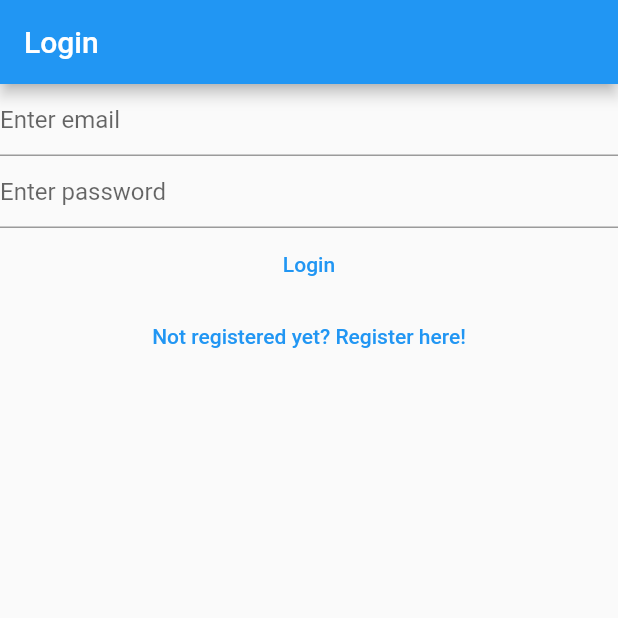
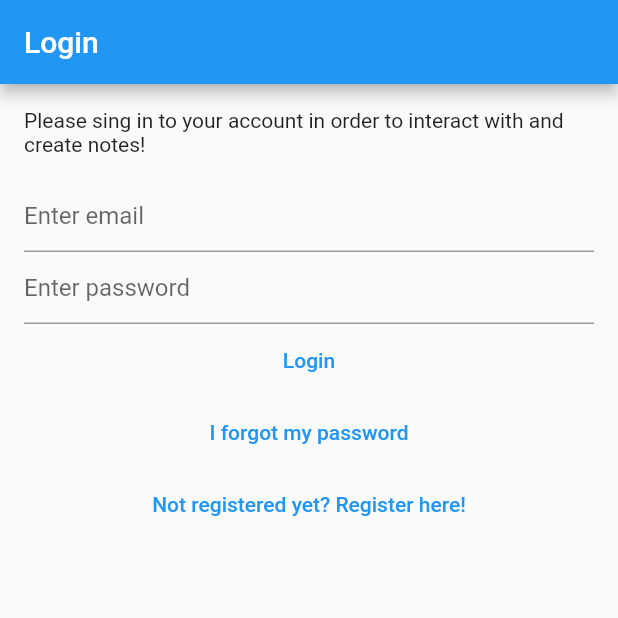
Before and after one commit to Glebosik/littlenotes, a Flutter app: the screen it shows after launch, on a phone screen of 412 x 824 dp, the top half of it. Run offline on Flutter 3.47's test engine with Material 2 defaults, Android fonts, the phone set to English and light mode, and no system bars; our stand-ins replace bloc, cloud_firestore, equatable, firebase_auth, firebase_core, flutter_bloc and 2 more; accounts and stored records are empty.

Commit message:
Add password recovery

```diff
--- a/lib/services/auth/auth_provider.dart
+++ b/lib/services/auth/auth_provider.dart
@@ -13,4 +13,5 @@
   });
   Future<void> signOut();
   Future<void> sendEmailVerification();
+  Future<void> sendPasswordReset({required String toEmail});
 }
--- a/lib/services/auth/auth_service.dart
+++ b/lib/services/auth/auth_service.dart
@@ -40,4 +40,8 @@
 
   @override
   Future<void> sendEmailVerification() => provider.sendEmailVerification();
+
+  @override
+  Future<void> sendPasswordReset({required String toEmail}) =>
+      provider.sendPasswordReset(toEmail: toEmail);
 }
--- a/lib/services/auth/bloc/auth_state.dart
+++ b/lib/services/auth/bloc/auth_state.dart
@@ -4,9 +4,11 @@
 abstract class AuthState {
   final bool isLoading;
   final String? loadingText;
+  final Exception? exception;
   const AuthState({
     required this.isLoading,
     this.loadingText = 'Loading...',
+    this.exception,
   });
 }
 
@@ -24,11 +26,10 @@
 }
 
 class AuthStateSigningUp extends AuthState {
-  final Exception? exception;
   const AuthStateSigningUp({
-    required this.exception,
     required bool isLoading,
-  }) : super(isLoading: isLoading);
+    Exception? exception,
+  }) : super(isLoading: isLoading, exception: exception);
 }
 
 class AuthStateNeedsVerification extends AuthState {
@@ -37,26 +38,28 @@
 }
 
 class AuthStateSignedOut extends AuthState with EquatableMixin {
-  final Exception? exception;
   const AuthStateSignedOut({
-    required this.exception,
     required bool isLoading,
     String? loadingText,
+    Exception? exception,
   }) : super(
           isLoading: isLoading,
           loadingText: loadingText,
+          exception: exception,
         );
 
   @override
   List<Object?> get props => [exception, isLoading];
 }
 
-class AuthStateForgotPassword extends AuthState {
-  final Exception? exception;
+class AuthStateForgotPassword extends AuthState with EquatableMixin {
   final bool hasSentEmail;
   const AuthStateForgotPassword({
-    required this.exception,
     required this.hasSentEmail,
     required bool isLoading,
-  }) : super(isLoading: isLoading);
+    Exception? exception,
+  }) : super(isLoading: isLoading, exception: exception);
+
+  @override
+  List<Object?> get props => [exception, hasSentEmail, isLoading];
 }
--- /dev/null
+++ b/lib/utilities/dialogs/password_reset_email_sent_dialog.dart
@@ -0,0 +1,14 @@
+import 'package:flutter/cupertino.dart';
+import 'package:littlenotes/utilities/dialogs/generic_dialog.dart';
+
+Future<void> showPasswordResetSendDialog(BuildContext context) {
+  return showGenericDialog(
+    context: context,
+    title: 'Password Reset',
+    content:
+        'We have now sent you a password reset link. Please check your email for more information. ',
+    optionsBuilder: () => {
+      'OK': null,
+    },
+  );
+}
--- a/lib/views/home_page.dart
+++ b/lib/views/home_page.dart
@@ -3,6 +3,7 @@
 import 'package:littlenotes/helpers/loading/loading_screen.dart';
 import 'package:littlenotes/services/auth/bloc/auth_bloc.dart';
 import 'package:littlenotes/views/login_view.dart';
+import 'package:littlenotes/views/notes/forgot_password_view.dart';
 import 'package:littlenotes/views/notes/notes_view.dart';
 import 'package:littlenotes/views/register_view.dart';
 
@@ -11,17 +12,19 @@
 
   @override
   Widget build(BuildContext context) {
-    context.read<AuthBloc>().add(const AuthEventInitialize());
-    return BlocConsumer<AuthBloc, AuthState>(listener: ((context, state) {
-      if (state.isLoading) {
+    return BlocConsumer<AuthBloc, AuthState>(
+      listener: ((context, state) {
+        //TODO: Fix loading screens breaking the transaction between views
+        /*if (state.isLoading && state.exception == null) {
           LoadingScreen().show(
             context: context,
             text: state.loadingText ?? 'Loading...',
           );
         } else {
           LoadingScreen().hide();
-      }
-    }), builder: ((context, state) {
+        }*/
+      }),
+      builder: ((context, state) {
         if (state is AuthStateSignedIn) {
           return const NotesView();
         } else if (state is AuthStateNeedsVerification) {
@@ -35,6 +38,8 @@
           return const SignInView();
         } else if (state is AuthStateSigningUp) {
           return const RegisterView();
+        } else if (state is AuthStateForgotPassword) {
+          return const ForgotPasswordView();
         } else {
           return const Scaffold(
             body: Center(
@@ -42,6 +47,7 @@
             ),
           );
         }
-    }));
+      }),
+    );
   }
 }
--- a/lib/views/login_view.dart
+++ b/lib/views/login_view.dart
@@ -3,7 +3,6 @@
 import 'package:littlenotes/services/auth/auth_exceptions.dart';
 import 'package:littlenotes/services/auth/bloc/auth_bloc.dart';
 import 'package:littlenotes/utilities/dialogs/error_dialog.dart';
-import 'package:littlenotes/utilities/dialogs/loading_dialog.dart';
 
 class SignInView extends StatefulWidget {
   const SignInView({Key? key}) : super(key: key);
@@ -36,7 +35,8 @@
       listener: (context, state) async {
         if (state is AuthStateSignedOut) {
           if (state.exception is UserNotFoundAuthException) {
-            await showErrorDialog(context, 'User not found');
+            await showErrorDialog(
+                context, 'Cannot find a user with the entered credentials!');
           } else if (state.exception is WrongPasswordAuthException) {
             await showErrorDialog(context, 'Wrong credentials');
           } else if (state.exception is GenericAuthException) {
@@ -48,8 +48,15 @@
         appBar: AppBar(
           title: const Text('Login'),
         ),
-        body: Column(
+        body: Padding(
+          padding: const EdgeInsets.all(16.0),
+          child: Column(
             children: [
+              const Padding(
+                padding: EdgeInsets.only(bottom: 16.0),
+                child: Text(
+                    'Please sing in to your account in order to interact with and create notes!'),
+              ),
               TextField(
                 controller: _email,
                 enableSuggestions: false,
@@ -83,6 +90,12 @@
               ),
               TextButton(
                 onPressed: () {
+                  context.read<AuthBloc>().add(const AuthEventForgotPassword());
+                },
+                child: const Text('I forgot my password'),
+              ),
+              TextButton(
+                onPressed: () {
                   context.read<AuthBloc>().add(const AuthEventShouldSignUp());
                 },
                 child: const Text('Not registered yet? Register here!'),
@@ -90,6 +103,7 @@
             ],
           ),
         ),
+      ),
     );
   }
 }
--- a/lib/views/notes/notes_view.dart
+++ b/lib/views/notes/notes_view.dart
@@ -1,5 +1,3 @@
-import 'dart:developer';
-
 import 'package:flutter/material.dart';
 import 'package:flutter_bloc/flutter_bloc.dart';
 import 'package:littlenotes/constatnts/routes.dart';
@@ -42,7 +40,6 @@
             ),
             PopupMenuButton<MenuAction>(
               onSelected: (value) async {
-                log(value.toString());
                 switch (value) {
                   case MenuAction.signout:
                     final shouldLogout = await showSignOutDialog(context);
```
Also changed, not shown: lib/helpers/loading/loading_screen.dart (+5 -6 lines), lib/main.dart (+16 -4 lines), lib/services/auth/bloc/auth_bloc.dart (+39 -8 lines), lib/services/auth/firebase_auth_provider.dart (+18 -0 lines), lib/views/notes/forgot_password_view.dart (added, +73 -0 lines), lib/views/register_view.dart (+26 -3 lines), 1 other file. Lines whose indentation alone changed are shown as unchanged.
